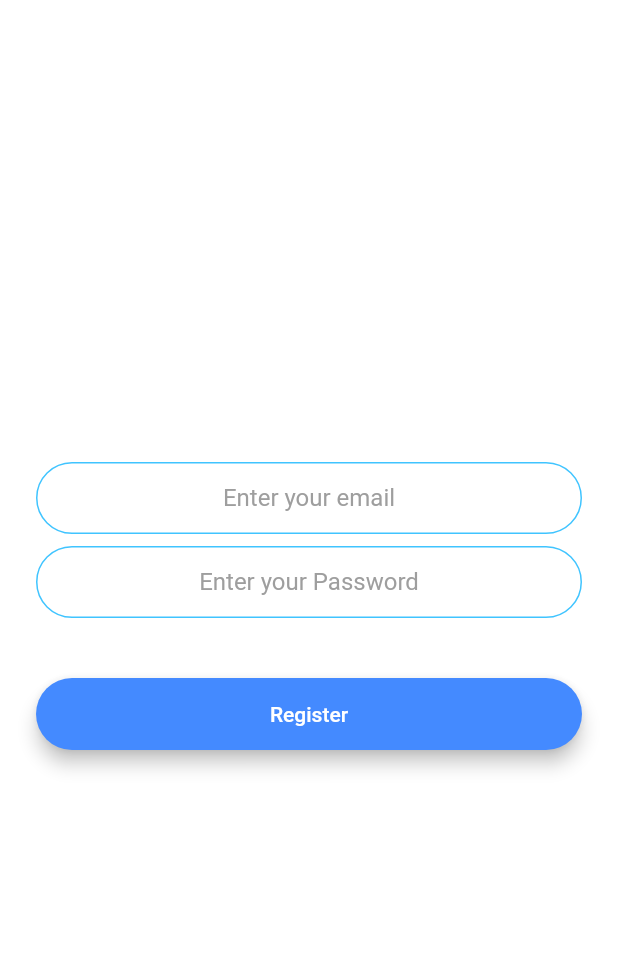
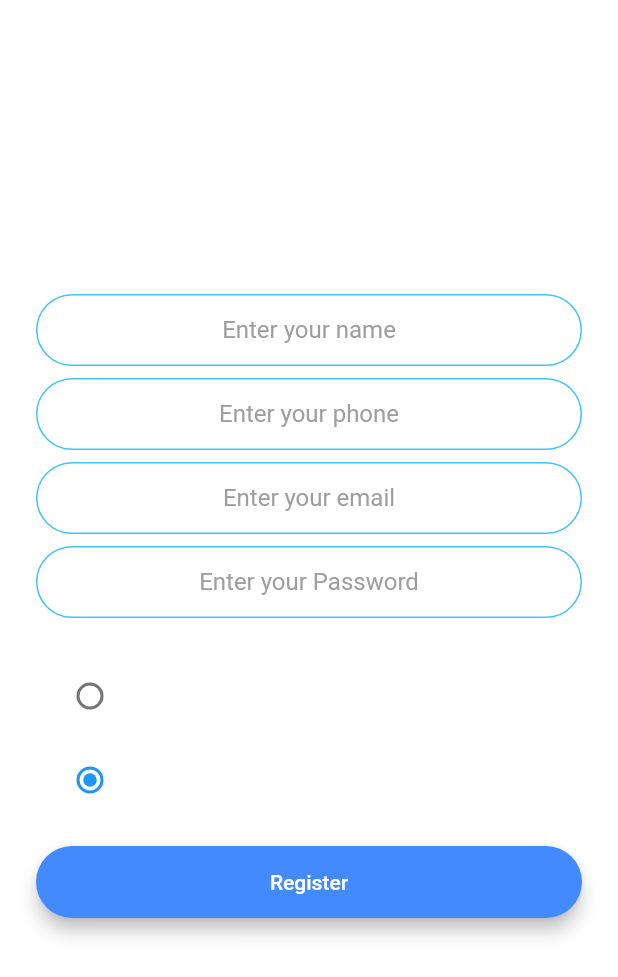
Before and after one commit to seenuvasan1947/ecommerce, a Flutter app: the RegistrationScreen screen opened by its route, after a tap on "Register", on a phone screen of 412 x 824 dp. Shown: the top 977 px of the screen. Run offline on Flutter 3.47's test engine with Material 2 defaults, Android fonts, the phone set to English and light mode, and no system bars; drawn by our look-alikes of modal_progress_hud_nsn; our stand-ins replace cloud_firestore, firebase_auth, firebase_core; accounts and stored records are empty.

Commit message:
log in added

```diff
--- a/lib/login/screen/signup_screen.dart
+++ b/lib/login/screen/signup_screen.dart
@@ -6,9 +6,10 @@ import 'package:firebase_auth/firebase_auth.dart';
 import 'package:modal_progress_hud_nsn/modal_progress_hud_nsn.dart';
 // import 'package:modal_progress_hud/modal_progress_hud.dart';
 // import 'components/rounded_button.dart';
+import 'package:cloud_firestore/cloud_firestore.dart';
 
 //code for designing the UI of our text field where the user writes his email id or password
-
+// var db = FirebaseFirestore.instance;
 const kTextFieldDecoration = InputDecoration(
   hintText: 'Enter a value',
   hintStyle: TextStyle(color: Colors.grey),
@@ -35,6 +36,9 @@ class _RegistrationScreenState extends State<RegistrationScreen> {
   final _auth = FirebaseAuth.instance;
   late String email;
   late String password;
+  late String name;
+  late String phone;
+  late String? type = "customer";
   bool showSpinner = false;
   @override
   Widget build(BuildContext context) {
@@ -48,6 +52,28 @@ class _RegistrationScreenState extends State<RegistrationScreen> {
             mainAxisAlignment: MainAxisAlignment.center,
             crossAxisAlignment: CrossAxisAlignment.stretch,
             children: <Widget>[
+              TextField(
+                  keyboardType: TextInputType.name,
+                  textAlign: TextAlign.center,
+                  onChanged: (value) {
+                    name = value;
+                  },
+                  decoration: kTextFieldDecoration.copyWith(
+                      hintText: 'Enter your name')),
+              const SizedBox(
+                height: 8.0,
+              ),
+              TextField(
+                  keyboardType: TextInputType.phone,
+                  textAlign: TextAlign.center,
+                  onChanged: (value) {
+                    phone = value;
+                  },
+                  decoration: kTextFieldDecoration.copyWith(
+                      hintText: 'Enter your phone')),
+              const SizedBox(
+                height: 8.0,
+              ),
               TextField(
                   keyboardType: TextInputType.emailAddress,
                   textAlign: TextAlign.center,
@@ -70,6 +96,22 @@ class _RegistrationScreenState extends State<RegistrationScreen> {
               const SizedBox(
                 height: 24.0,
               ),
+              RadioListTile(
+                  value: "seller",
+                  groupValue: type,
+                  onChanged: (value) {
+                    setState(() {
+                      type = value.toString();
+                    });
+                  }),
+              RadioListTile(
+                  value: "customer",
+                  groupValue: type,
+                  onChanged: (value) {
+                    setState(() {
+                      type = value.toString();
+                    });
+                  }),
               RoundedButton(
                 colour: Colors.blueAccent,
                 title: 'Register',
@@ -80,6 +122,19 @@ class _RegistrationScreenState extends State<RegistrationScreen> {
                   try {
                     final newUser = await _auth.createUserWithEmailAndPassword(
                         email: email, password: password);
+
+                    final info = <String, dynamic>{
+                      "name": name,
+                      "email": email,
+                      "phone": phone,
+                      "password": password,
+                      "type": type
+                    };
+                    await FirebaseFirestore.instance
+                        .collection("login")
+                        .doc(email)
+                        .set(info);
+
                     if (newUser != null) {
                       Navigator.pushNamed(context, 'product_screen');
                     }
```
Also changed, not shown: pubspec.yaml (+7 -5 lines), error/error.png (added), pubspec.lock, 3 other files.
